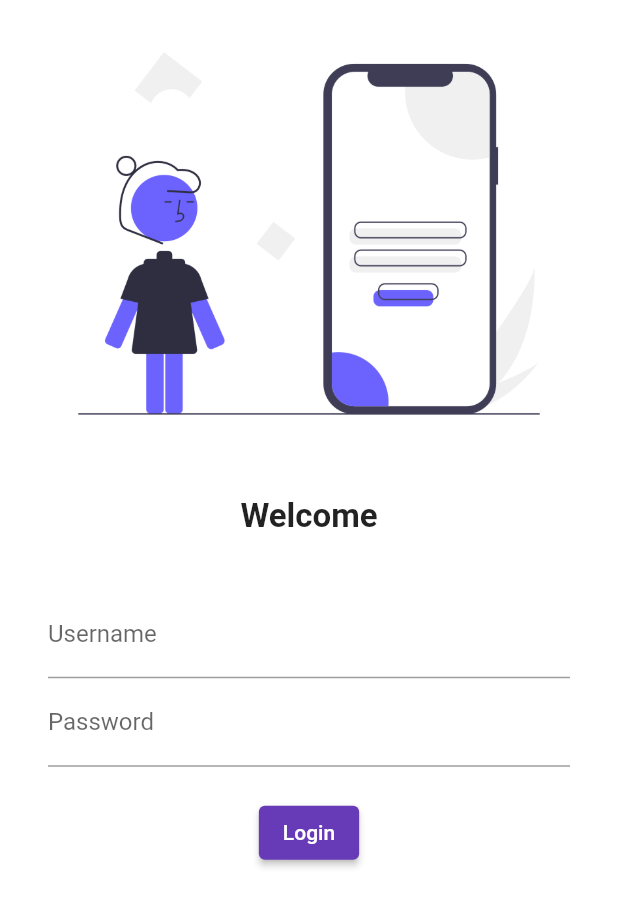
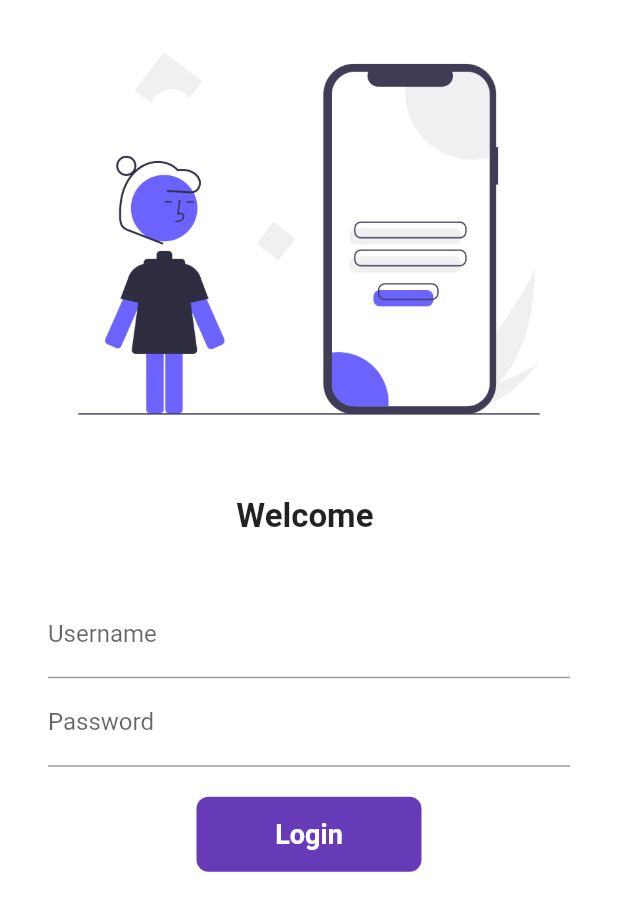
Before and after one commit to faizandebugger/FirstFlutterApp, a Flutter app: the screen it shows after launch, on a phone screen of 412 x 824 dp. Shown: the top 911 px of the screen. Run offline on Flutter 3.47's test engine with Material 2 defaults, Android fonts, the phone set to English and light mode, and no system bars.

Commit message:
login animation

```diff
--- a/lib/main.dart
+++ b/lib/main.dart
@@ -1,6 +1,7 @@
 import 'package:flutter/material.dart';
 import 'package:flutter_application_1/pages/home_page.dart';
 import 'package:flutter_application_1/pages/login_page.dart';
+import 'package:flutter_application_1/utils/routes.dart';
 
 void main() {
   runApp(MyApp());
@@ -22,8 +23,8 @@ class MyApp extends StatelessWidget {
       initialRoute: "/",
       routes: {
         "/": (context) => LoginPage(),
-        "/home": (context) => HomePage(),
-        "/login": (context) => LoginPage()
+        MyRoutes.homeRoute: (context) => HomePage(),
+        MyRoutes.loginRoute: (context) => LoginPage()
       },
     );
   }
--- a/lib/pages/login_page.dart
+++ b/lib/pages/login_page.dart
@@ -1,10 +1,19 @@
 import 'package:flutter/material.dart';
+import 'package:flutter_application_1/utils/routes.dart';
 
-class LoginPage extends StatelessWidget {
+class LoginPage extends StatefulWidget {
+  @override
+  State<LoginPage> createState() => _LoginPageState();
+}
+
+class _LoginPageState extends State<LoginPage> {
+  String name = "";
+  bool changebutton = false;
   @override
   Widget build(BuildContext context) {
     return Material(
         color: Colors.white,
+        child: SingleChildScrollView(
           child: Column(
             children: [
               Image.asset(
@@ -14,7 +23,7 @@ class LoginPage extends StatelessWidget {
               SizedBox(
                 height: 20.0,
               ),
-            Text("Welcome",
+              Text("Welcome $name",
                   style: TextStyle(
                     fontSize: 22,
                     fontWeight: FontWeight.bold,
@@ -23,8 +32,8 @@ class LoginPage extends StatelessWidget {
                 height: 20.0,
               ),
               Padding(
-              padding:
-                  const EdgeInsets.symmetric(vertical: 16.0, horizontal: 32.0),
+                padding: const EdgeInsets.symmetric(
+                    vertical: 16.0, horizontal: 32.0),
                 child: Column(
                   children: [
                     TextFormField(
@@ -32,6 +41,10 @@ class LoginPage extends StatelessWidget {
                         hintText: 'Enter Username',
                         labelText: 'Username',
                       ),
+                      onChanged: (value) {
+                        name = value;
+                        setState(() {});
+                      },
                     ),
                     TextFormField(
                       obscureText: true,
@@ -43,17 +56,45 @@ class LoginPage extends StatelessWidget {
                     SizedBox(
                       height: 20.0,
                     ),
-                  ElevatedButton(
-                    child: Text("Login"),
-                    style: TextButton.styleFrom(),
-                    onPressed: () {
-                      print("Clicked");
-                    },
+
+                    InkWell(
+                      onTap: (() async {
+                        setState(() {
+                          changebutton = true;
+                        });
+
+                        await Future.delayed(Duration(seconds: 1));
+                        Navigator.pushNamed(context, MyRoutes.homeRoute);
+                      }),
+                      child: AnimatedContainer(
+                        duration: Duration(seconds: 1),
+                        width: changebutton ? 80 : 150,
+                        height: 50,
+                        alignment: Alignment.center,
+                        child: changebutton
+                            ? Icon(Icons.done, color: Colors.white)
+                            : Text("Login",
+                                style: TextStyle(
+                                    color: Colors.white,
+                                    fontWeight: FontWeight.bold,
+                                    fontSize: 18)),
+                        decoration: BoxDecoration(
+                            color: Colors.deepPurple,
+                            borderRadius: BorderRadius.circular(8)),
+                      ),
                     )
+                    // ElevatedButton(
+                    //   child: Text("Login"),
+                    //   style: TextButton.styleFrom(minimumSize: Size(150, 40)),
+                    //   onPressed: () {
+                    //     Navigator.pushNamed(context, MyRoutes.homeRoute);
+                    //   },
+                    // )
                   ],
                 ),
               )
             ],
+          ),
         ));
   }
 }
--- /dev/null
+++ b/lib/utils/routes.dart
@@ -0,0 +1,4 @@
+class MyRoutes {
+  static String loginRoute = "/login";
+  static String homeRoute = "/home";
+}
```
Lines whose indentation alone changed are shown as unchanged.
